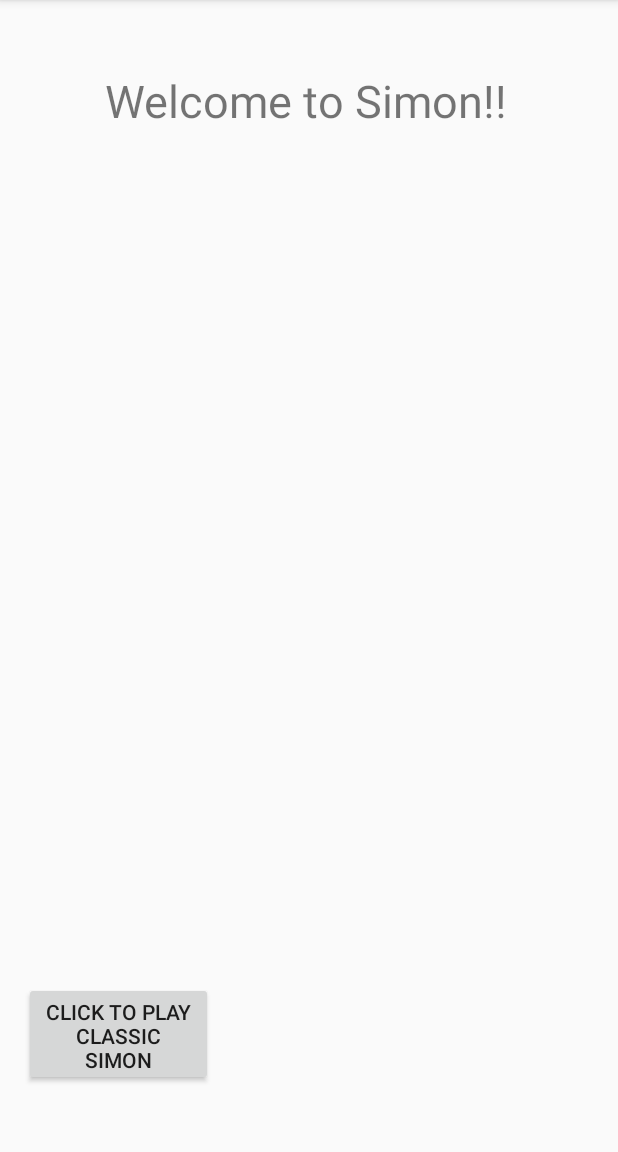
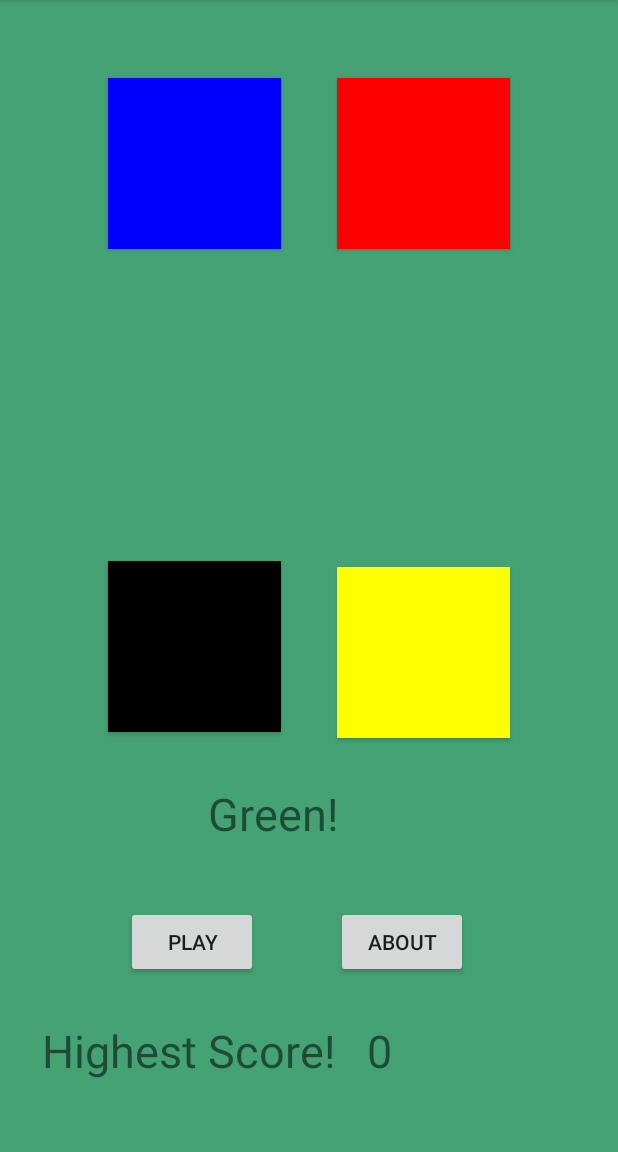
Before and after one commit to jbassel/SimonAssignment3, an Android app: the screen it shows after launch (MainActivity before the commit, simonClassic after it), after a tap on "CLICK TO PLAY CLASSIC SIMON", on a phone screen of 412 x 824 dp, the part 84-1236 px from its top. Run offline under Robolectric (Android 15) with nearby library versions, the phone set to English and light mode, and no system bars; libraries missing offline, so code that uses them is left out: androidx.constraintlayout.solver.

Commit message:
trying to figure it out

```diff
--- a/src/main/java/com/jacobbassel/simonassignment3/simonClassic.java
+++ b/src/main/java/com/jacobbassel/simonassignment3/simonClassic.java
@@ -1,5 +1,6 @@
 package com.jacobbassel.simonassignment3;
 
+import android.app.Application;
 import android.content.Intent;
 import android.graphics.Color;
 import android.media.MediaPlayer;
@@ -21,13 +22,14 @@
 
 public class simonClassic extends AppCompatActivity {
 
-    boolean thing2 = true;
-    simonClassic listen = new simonClassic();
     Timer timer = new Timer();
     MyTimer myTimer = new MyTimer();
+    int thing2 = 0;
     private MediaPlayer mediaplayer;
+    int count2 = 0;
     View view;
     private static int buttons[] = {R.id.button2, R.id.button4, R.id.button5, R.id.button6};
+    int count = 0;
     int i = 0;
     List<Integer> arrlist = new ArrayList<Integer>();
     List<Integer> arrlist2 = new ArrayList<Integer>();
@@ -45,76 +47,28 @@
         Button button5 = (Button) findViewById(R.id.button6);
         Button button6 = (Button) findViewById(R.id.button7);
         TextView text = (TextView) findViewById(R.id.textView);
+        TextView text2 = (TextView) findViewById(R.id.textView4);
 
-        findViewById(R.id.button2).setOnClickListener(new StartListener());
-        findViewById(R.id.button4).setOnClickListener(new StartListener());
-        findViewById(R.id.button5).setOnClickListener(new StartListener());
-        findViewById(R.id.button6).setOnClickListener(new StartListener());
-        findViewById(R.id.button7).setOnClickListener(new StartListener());
+        findViewById(R.id.button2).setOnClickListener(new MyTimer());
+        findViewById(R.id.button4).setOnClickListener(new MyTimer());
+        findViewById(R.id.button5).setOnClickListener(new MyTimer());
+        findViewById(R.id.button6).setOnClickListener(new MyTimer());
+        findViewById(R.id.button7).setOnClickListener(new MyTimer());
 
         button2.setBackgroundColor(Color.BLUE);
         button3.setBackgroundColor(Color.RED);
         button4.setBackgroundColor(Color.GREEN);
         button5.setBackgroundColor(Color.YELLOW);
+
+
+        timer = new Timer();
+        timer.schedule(myTimer, 2000, 2000);
+
+        count = GameState.INSTANCE.getScore();
+        text2.setText(String.valueOf(GameState2.INSTANCE.getScore()));
     }
 
-    class StartListener implements View.OnClickListener {
-        @Override
-        public void onClick(View view) {
-
-            Button button5 = (Button) findViewById(R.id.button7);
-            int thing = 0;
-            if (view.getId() == R.id.button7) {
-                timer.schedule(myTimer, 2000, 2000);
-
-                Button button = (Button) findViewById(R.id.button2);
-                Button button2 = (Button) findViewById(R.id.button4);
-                Button button3 = (Button) findViewById(R.id.button5);
-                Button button4 = (Button) findViewById(R.id.button6);
-
-                findViewById(R.id.button2).setOnClickListener(new StartListener());
-                findViewById(R.id.button4).setOnClickListener(new StartListener());
-                findViewById(R.id.button5).setOnClickListener(new StartListener());
-                findViewById(R.id.button6).setOnClickListener(new StartListener());
-                TextView text = (TextView) findViewById(R.id.textView);
-
-
-                if (i == 4) {
-                        text.setText("Nice");
-                }
-
-                else if (view.getId() == buttons[1]) {
-                    arrlist2.add(1);
-                    Log.i("This is the array: ", String.valueOf(arrlist2.indexOf(1)));
-
-                    if (arrlist.indexOf(0) == arrlist2.indexOf(0)) {
-                        text.setText("Nice");
-                    }
-                }
-                else if (view.getId() == buttons[2]) {
-                    arrlist2.add(2);
-                    Log.i("This is the array: ", String.valueOf(arrlist2.indexOf(2)));
-
-                    if (arrlist.indexOf(0) == arrlist2.indexOf(0)) {
-                        text.setText("Nice");
-                    }
-                }
-                else if (view.getId() == buttons[3]) {
-                    arrlist2.add(3);
-                    Log.i("This is the array: ", String.valueOf(arrlist2.indexOf(3)));
-
-                    if (arrlist.indexOf(0) == arrlist2.indexOf(0)) {
-                        text.setText("Nice");
-                    }
-                }
-
-
-            }
-        }
-
-    }
-
-    private class MyTimer extends TimerTask {
+    private class MyTimer extends TimerTask implements View.OnClickListener{
         @Override
         public void run() {
             runOnUiThread(new Runnable() {
@@ -128,43 +82,42 @@
 
                     Random rand = new Random();
                     int picker = rand.nextInt(4);
-                    i++;
-                    if (i == 4) {
+
+                    if (i == count) {
                         button.setBackgroundColor(Color.BLUE);
                         button2.setBackgroundColor(Color.RED);
                         button3.setBackgroundColor(Color.GREEN);
                         button4.setBackgroundColor(Color.YELLOW);
                         text.setText("Your Turn");
                         timer.cancel();
-                        timer.purge();
-                    }
-
-                    else if (picker == 0) {
+                        return;
+                    } else if (picker == 0) {
                         mediaplayer = MediaPlayer.create(getApplicationContext(), sounds[0]);
                         button.setBackgroundColor(getResources().getColor(R.color.black));
                         text.setText(buttonCols[0]);
+                        i++;
 
                         arrlist.add(picker);
 
                         button2.setBackgroundColor(Color.RED);
                         button4.setBackgroundColor(Color.YELLOW);
                         button3.setBackgroundColor(Color.GREEN);
-                    }
-                    else if (picker == 1) {
+                    } else if (picker == 1) {
                         mediaplayer = MediaPlayer.create(getApplicationContext(), sounds[3]);
                         button2.setBackgroundColor(getResources().getColor(R.color.black));
                         text.setText(buttonCols[1]);
+                        i++;
 
                         arrlist.add(picker);
 
                         button.setBackgroundColor(Color.BLUE);
                         button3.setBackgroundColor(Color.GREEN);
                         button4.setBackgroundColor(Color.YELLOW);
-                    }
-                    else if (picker == 2) {
+                    } else if (picker == 2) {
                         mediaplayer = MediaPlayer.create(getApplicationContext(), sounds[1]);
                         button3.setBackgroundColor(getResources().getColor(R.color.black));
                         text.setText(buttonCols[2]);
+                        i++;
 
                         arrlist.add(picker);
 
@@ -172,12 +125,11 @@
                         button2.setBackgroundColor(Color.RED);
                         button4.setBackgroundColor(Color.YELLOW);
 
-                    }
-                    else if (picker == 3) {
+                    } else if (picker == 3) {
                         mediaplayer = MediaPlayer.create(getApplicationContext(), sounds[2]);
                         button4.setBackgroundColor(getResources().getColor(R.color.black));
                         text.setText(buttonCols[3]);
-
+                        i++;
                         arrlist.add(picker);
 
                         button.setBackgroundColor(Color.BLUE);
@@ -192,11 +144,130 @@
                             mediaplayer.start();
                         }
                     });
+
+
+
+
                 }
             });
 
         }
+        @Override
+        public void onClick(View view) {
+
+            Button button5 = (Button) findViewById(R.id.button7);
+            int thing = 0;
+
+            Button button = (Button) findViewById(R.id.button2);
+            Button button2 = (Button) findViewById(R.id.button4);
+            Button button3 = (Button) findViewById(R.id.button5);
+            Button button4 = (Button) findViewById(R.id.button6);
+
+            findViewById(R.id.button2).setOnClickListener(new MyTimer());
+            findViewById(R.id.button4).setOnClickListener(new MyTimer());
+            findViewById(R.id.button5).setOnClickListener(new MyTimer());
+            findViewById(R.id.button6).setOnClickListener(new MyTimer());
+            TextView text = (TextView) findViewById(R.id.textView);
+            TextView text2 = (TextView) findViewById(R.id.textView4);
+
+
+            if (view.getId() == R.id.button2) {
+                arrlist2.add(0);
+                mediaplayer = MediaPlayer.create(getApplicationContext(), sounds[0]);
+            } if (view.getId() == R.id.button4) {
+                arrlist2.add(1);
+                mediaplayer = MediaPlayer.create(getApplicationContext(), sounds[3]);
+            } if (view.getId() == R.id.button5) {
+                arrlist2.add(2);
+                mediaplayer = MediaPlayer.create(getApplicationContext(), sounds[1]);
+            } if (view.getId() == R.id.button6) {
+                arrlist2.add(3);
+                mediaplayer = MediaPlayer.create(getApplicationContext(), sounds[2]);
+            }
+
+
+            if (arrlist.indexOf(0) == arrlist2.indexOf(0) && arrlist.indexOf(1) == arrlist2.indexOf(1) && arrlist.indexOf(2) == arrlist2.indexOf(2) && arrlist.indexOf(3) == arrlist2.indexOf(3)
+            && arrlist.indexOf(4) == arrlist2.indexOf(4) && arrlist.indexOf(5) == arrlist2.indexOf(5) && arrlist.indexOf(6) == arrlist2.indexOf(6) && arrlist.indexOf(7) == arrlist2.indexOf(7)
+            && arrlist.indexOf(8) == arrlist2.indexOf(8) && arrlist.indexOf(9) == arrlist2.indexOf(9) && arrlist.indexOf(10) == arrlist2.indexOf(10) && arrlist.indexOf(11) == arrlist2.indexOf(11)
+            && arrlist.indexOf(12) == arrlist2.indexOf(12) && arrlist.indexOf(13) == arrlist2.indexOf(13) && arrlist.indexOf(14) == arrlist2.indexOf(14) && arrlist.indexOf(15) == arrlist2.indexOf(15)
+                    && arrlist.indexOf(16) == arrlist2.indexOf(16) && arrlist.indexOf(17) == arrlist2.indexOf(17) && arrlist.indexOf(17) == arrlist2.indexOf(17) && arrlist.indexOf(17) == arrlist2.indexOf(17)
+            && arrlist.indexOf(18) == arrlist2.indexOf(18) && arrlist.indexOf(19) == arrlist2.indexOf(19) && arrlist.indexOf(20) == arrlist2.indexOf(20) && arrlist.indexOf(21) == arrlist2.indexOf(21))
+
+            {
+                thing2++;
+                count2++;
+                if (thing2 == GameState.INSTANCE.getScore()) {
+                    text.setText("Nice");
+                    count++;
+                    GameState.INSTANCE.addScore(count);
+
+                    if (count2 > GameState2.INSTANCE.getScore()) {
+                        GameState2.INSTANCE.addScore(count2);
+                    }
+                    Intent intent = getIntent();
+                    finish();
+                    startActivity(intent);
+                }
+
+            }
+
+            else {
+                text.setText("You lose!");
+                GameState.INSTANCE.addScore(1);
+
+                Intent intent = getIntent();
+                finish();
+                startActivity(intent);
+            }
+
+            mediaplayer.setOnPreparedListener(new MediaPlayer.OnPreparedListener() {
+                @Override
+                public void onPrepared(MediaPlayer mp) {
+                    mediaplayer.start();
+                }
+            });
+
+
+
+
+        }
+
+    }
+
+    public enum GameState{
+        INSTANCE;
+
+        private int score;
+        private GameState(){
+            score = 1;
+        }
+
+        public int getScore(){
+            return score;
+        }
+        public void addScore(int score){
+            this.score = score;
+        }
+
+    }
+    public enum GameState2{
+        INSTANCE;
+
+        private int score;
+        private GameState2(){
+            score = 0;
+        }
+
+        public int getScore(){
+            return score;
+        }
+        public void addScore(int score){
+            this.score = score;
+        }
+
     }
 
 
+
+
 }
--- a/src/main/res/layout/activity_main2.xml
+++ b/src/main/res/layout/activity_main2.xml
@@ -6,6 +6,29 @@
     android:layout_height="match_parent"
     android:background="#45A275"
     android:id="@+id/layout">
+
+    <TextView
+        android:id="@+id/textView4"
+        android:layout_width="106dp"
+        android:layout_height="40dp"
+        android:layout_marginBottom="48dp"
+        android:textSize="30sp"
+        app:layout_constraintBottom_toBottomOf="parent"
+        app:layout_constraintEnd_toEndOf="parent"
+        app:layout_constraintHorizontal_bias="0.799"
+        app:layout_constraintStart_toStartOf="parent" />
+
+    <TextView
+        android:id="@+id/textView3"
+        android:layout_width="204dp"
+        android:layout_height="40dp"
+        android:layout_marginBottom="48dp"
+        android:text="Highest Score!"
+        android:textSize="30sp"
+        app:layout_constraintBottom_toBottomOf="parent"
+        app:layout_constraintEnd_toEndOf="parent"
+        app:layout_constraintHorizontal_bias="0.134"
+        app:layout_constraintStart_toStartOf="parent" />
 
     <Button
         android:id="@+id/button3"
```
